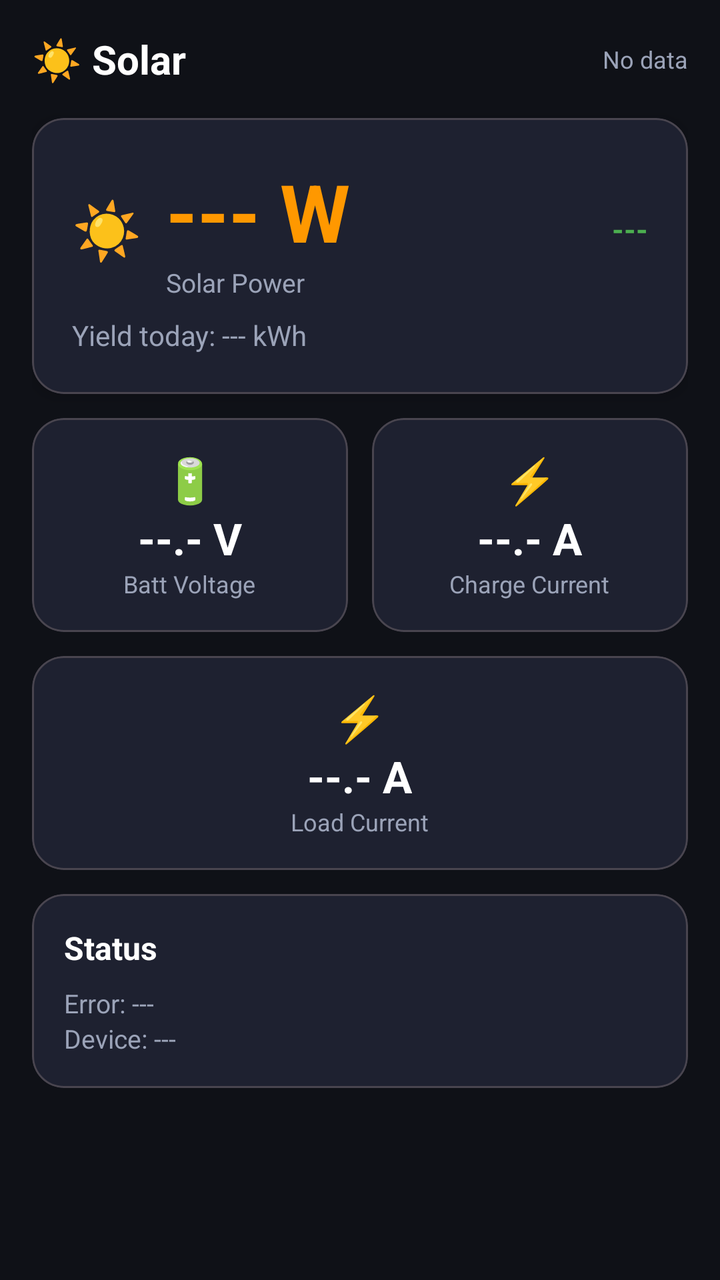
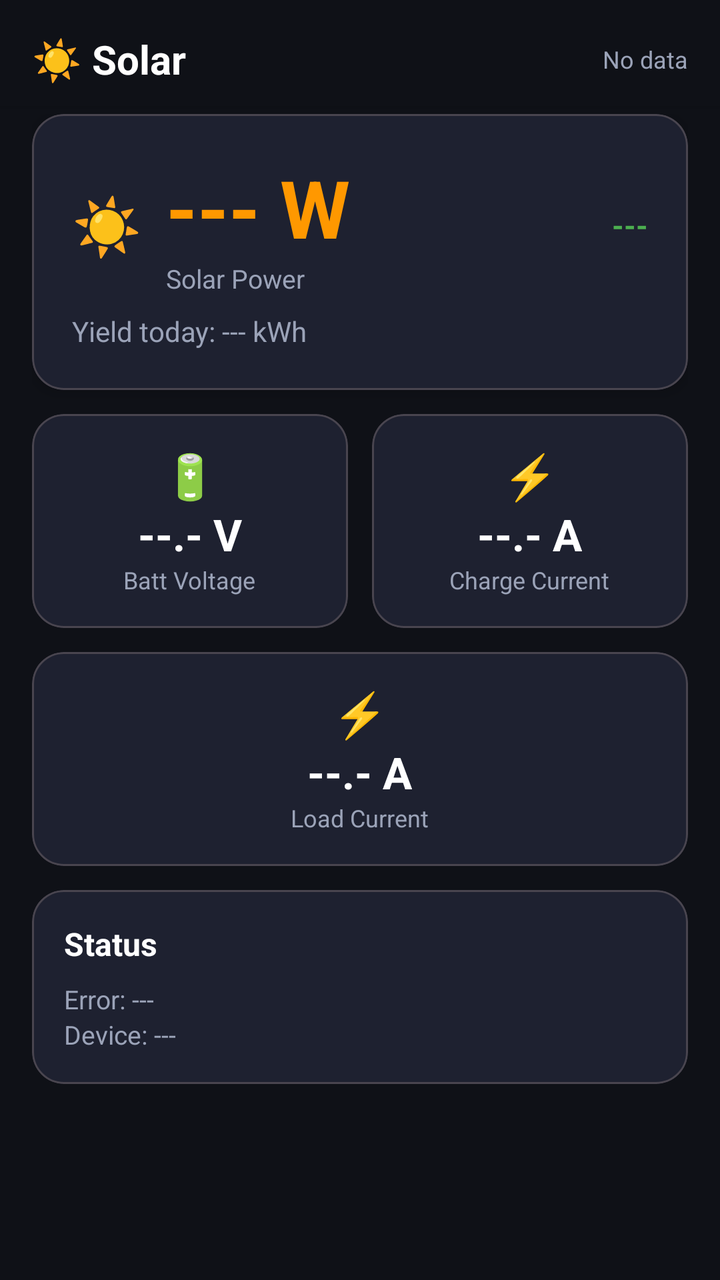

Two renders of the same Android screen: before a commit and after it. Below are the layout's source before the change and the commit's diff.
<!-- AndroidManifest.xml: application theme Theme.VanaccessBMS -->
<!-- res/layout/fragment_smart_solar.xml -->
<?xml version="1.0" encoding="utf-8"?>
<ScrollView xmlns:android="http://schemas.android.com/apk/res/android"
    xmlns:app="http://schemas.android.com/apk/res-auto"
    android:layout_width="match_parent"
    android:layout_height="match_parent"
    android:background="@color/bg_dark"
    android:fillViewport="true">

    <LinearLayout
        android:layout_width="match_parent"
        android:layout_height="wrap_content"
        android:orientation="vertical"
        android:padding="16dp">

        
        <LinearLayout
            android:layout_width="match_parent"
            android:layout_height="wrap_content"
            android:orientation="horizontal"
            android:gravity="center_vertical"
            android:layout_marginBottom="16dp">

            <TextView
                android:text="@string/lbl_solar_icon"
                android:textColor="@color/text_primary"
                android:textSize="20sp"
                android:textStyle="bold"
                android:layout_width="0dp"
                android:layout_height="wrap_content"
                android:layout_weight="1" />

            <TextView
                android:id="@+id/tv_solar_updated"
                android:text="@string/lbl_no_data"
                android:textColor="@color/text_secondary"
                android:textSize="12sp"
                android:layout_width="wrap_content"
                android:layout_height="wrap_content" />
        </LinearLayout>

        
        <com.google.android.material.card.MaterialCardView
            android:id="@+id/card_solar_not_configured"
            android:layout_width="match_parent"
            android:layout_height="wrap_content"
            android:layout_marginBottom="12dp"
            android:visibility="gone"
            app:cardBackgroundColor="@color/card_dark"
            app:cardCornerRadius="16dp">
            <TextView
                android:text="@string/lbl_no_solar"
                android:textColor="@color/text_secondary"
                android:textSize="14sp"
                android:padding="20dp"
                android:layout_width="match_parent"
                android:layout_height="wrap_content" />
        </com.google.android.material.card.MaterialCardView>

        
        <com.google.android.material.card.MaterialCardView
            android:id="@+id/card_solar_main"
            android:layout_width="match_parent"
            android:layout_height="wrap_content"
            android:layout_marginBottom="12dp"
            app:cardBackgroundColor="@color/card_dark"
            app:cardCornerRadius="16dp"
            app:cardElevation="4dp">

            <LinearLayout
                android:layout_width="match_parent"
                android:layout_height="wrap_content"
                android:orientation="vertical"
                android:padding="20dp">

                <LinearLayout
                    android:layout_width="match_parent"
                    android:layout_height="wrap_content"
                    android:orientation="horizontal"
                    android:gravity="center_vertical"
                    android:layout_marginBottom="8dp">

                    <TextView
                        android:text="☀"
                        android:textSize="28sp"
                        android:layout_width="wrap_content"
                        android:layout_height="wrap_content"
                        android:layout_marginEnd="12dp" />

                    <LinearLayout
                        android:layout_width="0dp"
                        android:layout_height="wrap_content"
                        android:layout_weight="1"
                        android:orientation="vertical">

                        <TextView
                            android:id="@+id/tv_solar_power"
                            android:text="--- W"
                            android:textColor="@color/accent_orange"
                            android:textSize="40sp"
                            android:textStyle="bold"
                            android:layout_width="wrap_content"
                            android:layout_height="wrap_content" />

                        <TextView
                            android:text="@string/lbl_solar_power"
                            android:textColor="@color/text_secondary"
                            android:textSize="13sp"
                            android:layout_width="wrap_content"
                            android:layout_height="wrap_content" />
                    </LinearLayout>

                    <TextView
                        android:id="@+id/tv_solar_charge_state"
                        android:text="---"
                        android:textColor="@color/accent_green"
                        android:textSize="15sp"
                        android:textStyle="bold"
                        android:layout_width="wrap_content"
                        android:layout_height="wrap_content" />
                </LinearLayout>

                <TextView
                    android:id="@+id/tv_solar_yield"
                    android:text="Yield today: --- kWh"
                    android:textColor="@color/text_secondary"
                    android:textSize="14sp"
                    android:layout_width="wrap_content"
                    android:layout_height="wrap_content" />
            </LinearLayout>
        </com.google.android.material.card.MaterialCardView>

        
        <LinearLayout
            android:layout_width="match_parent"
            android:layout_height="wrap_content"
            android:orientation="horizontal"
            android:layout_marginBottom="12dp">

            <com.google.android.material.card.MaterialCardView
                android:layout_width="0dp"
                android:layout_height="wrap_content"
                android:layout_weight="1"
                android:layout_marginEnd="6dp"
                app:cardBackgroundColor="@color/card_dark"
                app:cardCornerRadius="16dp">
                <LinearLayout
                    android:layout_width="match_parent"
                    android:layout_height="wrap_content"
                    android:orientation="vertical"
                    android:padding="16dp"
                    android:gravity="center">
                    <TextView
                        android:text="🔋"
                        android:textSize="22sp"
                        android:layout_width="wrap_content"
                        android:layout_height="wrap_content" />
                    <TextView
                        android:id="@+id/tv_solar_batt_voltage"
                        android:text="--.- V"
                        android:textColor="@color/text_primary"
                        android:textSize="22sp"
                        android:textStyle="bold"
                        android:layout_width="wrap_content"
                        android:layout_height="wrap_content" />
                    <TextView
                        android:text="@string/lbl_batt_voltage"
                        android:textColor="@color/text_secondary"
                        android:textSize="12sp"
                        android:layout_width="wrap_content"
                        android:layout_height="wrap_content" />
                </LinearLayout>
            </com.google.android.material.card.MaterialCardView>

            <com.google.android.material.card.MaterialCardView
                android:layout_width="0dp"
                android:layout_height="wrap_content"
                android:layout_weight="1"
                android:layout_marginStart="6dp"
                app:cardBackgroundColor="@color/card_dark"
                app:cardCornerRadius="16dp">
                <LinearLayout
                    android:layout_width="match_parent"
                    android:layout_height="wrap_content"
                    android:orientation="vertical"
                    android:padding="16dp"
                    android:gravity="center">
                    <TextView
                        android:text="⚡"
                        android:textSize="22sp"
                        android:layout_width="wrap_content"
                        android:layout_height="wrap_content" />
                    <TextView
                        android:id="@+id/tv_solar_batt_current"
                        android:text="--.- A"
                        android:textColor="@color/text_primary"
                        android:textSize="22sp"
                        android:textStyle="bold"
                        android:layout_width="wrap_content"
                        android:layout_height="wrap_content" />
                    <TextView
                        android:text="@string/lbl_charge_current"
                        android:textColor="@color/text_secondary"
                        android:textSize="12sp"
                        android:layout_width="wrap_content"
                        android:layout_height="wrap_content" />
                </LinearLayout>
            </com.google.android.material.card.MaterialCardView>
        </LinearLayout>

        
        <com.google.android.material.card.MaterialCardView
            android:layout_width="match_parent"
            android:layout_height="wrap_content"
            android:layout_marginBottom="12dp"
            app:cardBackgroundColor="@color/card_dark"
            app:cardCornerRadius="16dp">
            <LinearLayout
                android:layout_width="match_parent"
                android:layout_height="wrap_content"
                android:orientation="vertical"
                android:padding="16dp"
                android:gravity="center">
                <TextView
                    android:text="⚡"
                    android:textSize="22sp"
                    android:layout_width="wrap_content"
                    android:layout_height="wrap_content" />
                <TextView
                    android:id="@+id/tv_solar_load_current"
                    android:text="--.- A"
                    android:textColor="@color/text_primary"
                    android:textSize="22sp"
                    android:textStyle="bold"
                    android:layout_width="wrap_content"
                    android:layout_height="wrap_content" />
                <TextView
                    android:text="@string/lbl_load_current"
                    android:textColor="@color/text_secondary"
                    android:textSize="12sp"
                    android:layout_width="wrap_content"
                    android:layout_height="wrap_content" />
            </LinearLayout>
        </com.google.android.material.card.MaterialCardView>

        
        <com.google.android.material.card.MaterialCardView
            android:layout_width="match_parent"
            android:layout_height="wrap_content"
            android:layout_marginBottom="16dp"
            app:cardBackgroundColor="@color/card_dark"
            app:cardCornerRadius="16dp">
            <LinearLayout
                android:layout_width="match_parent"
                android:layout_height="wrap_content"
                android:orientation="vertical"
                android:padding="16dp">
                <TextView
                    android:text="@string/lbl_status"
                    android:textColor="@color/text_primary"
                    android:textSize="16sp"
                    android:textStyle="bold"
                    android:layout_width="wrap_content"
                    android:layout_height="wrap_content"
                    android:layout_marginBottom="8dp" />
                <TextView
                    android:id="@+id/tv_solar_error"
                    android:text="Error: ---"
                    android:textColor="@color/text_secondary"
                    android:textSize="13sp"
                    android:layout_width="match_parent"
                    android:layout_height="wrap_content" />
                <TextView
                    android:id="@+id/tv_solar_device_name"
                    android:text="Device: ---"
                    android:textColor="@color/text_secondary"
                    android:textSize="13sp"
                    android:layout_width="match_parent"
                    android:layout_height="wrap_content" />
            </LinearLayout>
        </com.google.android.material.card.MaterialCardView>

    </LinearLayout>
</ScrollView>
<!-- resources referenced by this layout -->
<resources>
  <color name="accent_green">#4CAF50</color>
  <color name="accent_orange">#FF9800</color>
  <color name="bg_dark">#0F1117</color>
  <color name="card_dark">#1E2130</color>
  <color name="text_primary">#FFFFFF</color>
  <color name="text_secondary">#9BA3B8</color>
  <string name="lbl_batt_voltage">Batt Voltage</string>
  <string name="lbl_charge_current">Charge Current</string>
  <string name="lbl_load_current">Load Current</string>
  <string name="lbl_no_data">No data</string>
  <string name="lbl_no_solar">No SmartSolar device configured.\nGo to Settings → Victron SmartSolar to assign a device.</string>
  <string name="lbl_solar_icon">☀ Solar</string>
  <string name="lbl_solar_power">Solar Power</string>
  <string name="lbl_status">Status</string>
  <style name="Theme.VanaccessBMS" parent="Theme.Material3.Dark.NoActionBar">
          <item name="colorPrimary">@color/accent_blue</item>
          <item name="colorPrimaryVariant">@color/accent_blue</item>
          <item name="colorOnPrimary">@color/white</item>
          <item name="colorSecondary">@color/accent_green</item>
          <item name="colorOnSecondary">@color/white</item>
          <item name="colorSurface">@color/surface_dark</item>
          <item name="colorOnSurface">@color/text_primary</item>
          <item name="android:colorBackground">@color/bg_dark</item>
          <item name="android:windowBackground">@color/bg_dark</item>
          <item name="colorControlActivated">@color/accent_blue</item>
          <item name="colorControlNormal">@color/text_secondary</item>
      </style>
  <color name="accent_blue">#2196F3</color>
  <color name="white">#FFFFFFFF</color>
  <color name="surface_dark">#1A1D27</color>
</resources>

<!-- the commit's change to res/layout/fragment_smart_solar.xml (unified diff, before → after) -->
@@ -1,16 +1,10 @@
 <?xml version="1.0" encoding="utf-8"?>
-<ScrollView xmlns:android="http://schemas.android.com/apk/res/android"
+<LinearLayout xmlns:android="http://schemas.android.com/apk/res/android"
     xmlns:app="http://schemas.android.com/apk/res-auto"
     android:layout_width="match_parent"
     android:layout_height="match_parent"
-    android:background="@color/bg_dark"
-    android:fillViewport="true">
-
-    <LinearLayout
-        android:layout_width="match_parent"
-        android:layout_height="wrap_content"
-        android:orientation="vertical"
-        android:padding="16dp">
+    android:orientation="vertical"
+    android:background="@color/bg_dark">
 
         
         <LinearLayout
@@ -18,7 +12,12 @@
             android:layout_height="wrap_content"
             android:orientation="horizontal"
             android:gravity="center_vertical"
-            android:layout_marginBottom="16dp">
+            android:paddingStart="16dp"
+            android:paddingEnd="16dp"
+            android:paddingTop="16dp"
+            android:paddingBottom="10dp"
+            android:background="@color/bg_dark"
+            android:elevation="2dp">
 
             <TextView
                 android:text="@string/lbl_solar_icon"
@@ -38,6 +37,22 @@
                 android:layout_height="wrap_content" />
         </LinearLayout>
 
+    <ScrollView
+        android:layout_width="match_parent"
+        android:layout_height="0dp"
+        android:layout_weight="1"
+        android:fillViewport="true">
+
+    <LinearLayout
+        android:layout_width="match_parent"
+        android:layout_height="wrap_content"
+        android:orientation="vertical"
+        android:paddingStart="16dp"
+        android:paddingEnd="16dp"
+        android:paddingBottom="16dp"
+        android:paddingTop="4dp">
+
+
         
         <com.google.android.material.card.MaterialCardView
             android:id="@+id/card_solar_not_configured"
@@ -280,4 +295,5 @@
         </com.google.android.material.card.MaterialCardView>
 
     </LinearLayout>
-</ScrollView>
+    </ScrollView>
+</LinearLayout>
